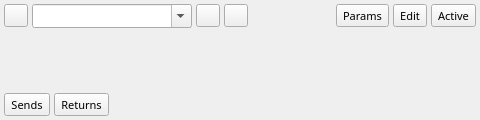
This is src/qtractorPluginForm.ui in rncbc/qtractor as Qt 5 draws it before an edit. The edited form follows.
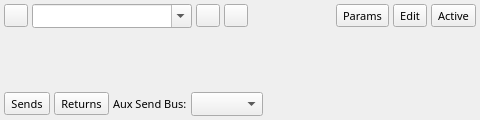
This is the edited form. Icons and pictures are not drawn.

Commit message: - New aux-send/insert pseudo-plugin is now introduced,   allowing to route any track audio output to any other   audio output bus besides the nominal one -- thanks to   an original implementation from Holger Dehnhardt.   (EXPERIMENTAL)

Diff of the .ui file:
```diff
--- a/src/qtractorPluginForm.ui
+++ b/src/qtractorPluginForm.ui
@@ -247,7 +247,17 @@
        </property>
       </widget>
      </item>
-     <item>
+	 <item>
+	  <widget class="QLabel" name="AudioBusNameLabel">
+	   <property name="text">
+		<string>Aux Send Bus:</string>
+	   </property>
+	  </widget>
+	 </item>
+	 <item>
+	  <widget class="QComboBox" name="AudioBusNameComboBox"/>
+	 </item>
+	 <item>
       <spacer>
        <property name="orientation">
         <enum>Qt::Horizontal</enum>
```
Left out of the diff: 1 changed line with no effect on the pictures. The commit also changes 13 other files.
